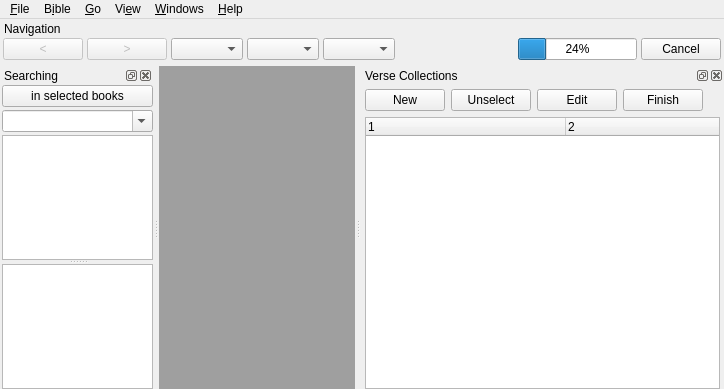
This is mainWindow.ui in vanyog/ReadTheBible5 as Qt 5 draws it before an edit. The edited form follows.
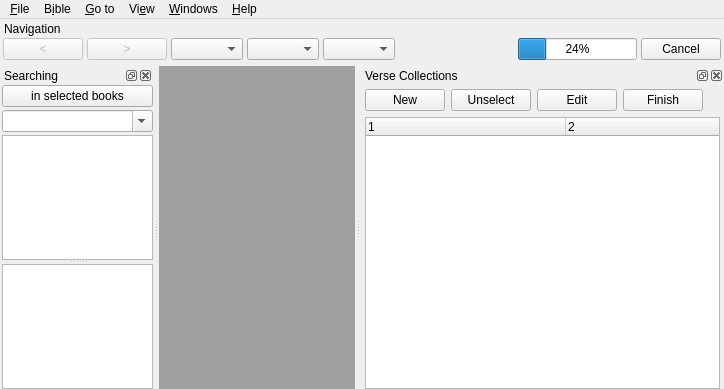
This is the edited form. Custom widgets are drawn as their Qt base class.

```diff
--- a/mainWindow.ui
+++ b/mainWindow.ui
@@ -121,7 +121,7 @@
      </font>
     </property>
     <property name="title">
-     <string>&amp;Go</string>
+     <string>&amp;Go to</string>
     </property>
     <addaction name="actionNext_Verse"/>
     <addaction name="actionPrevious_Verse"/>
```
Left out of the diff: 10 changed lines with no effect on the pictures.
